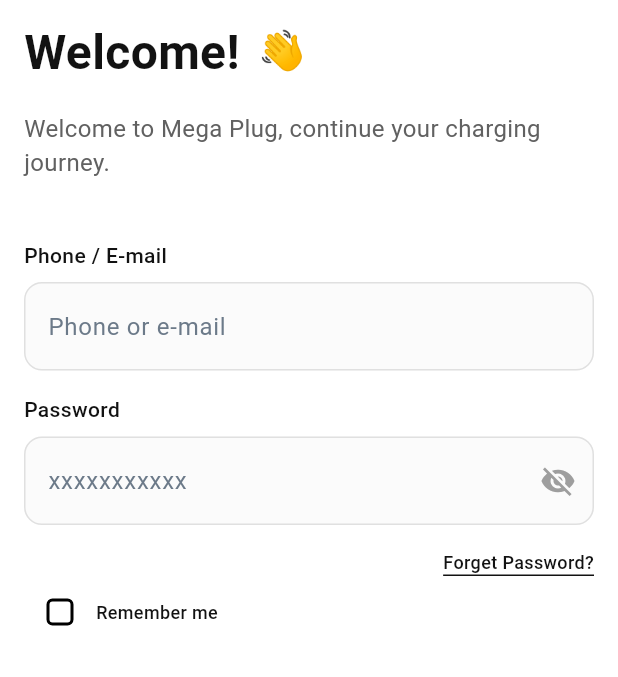
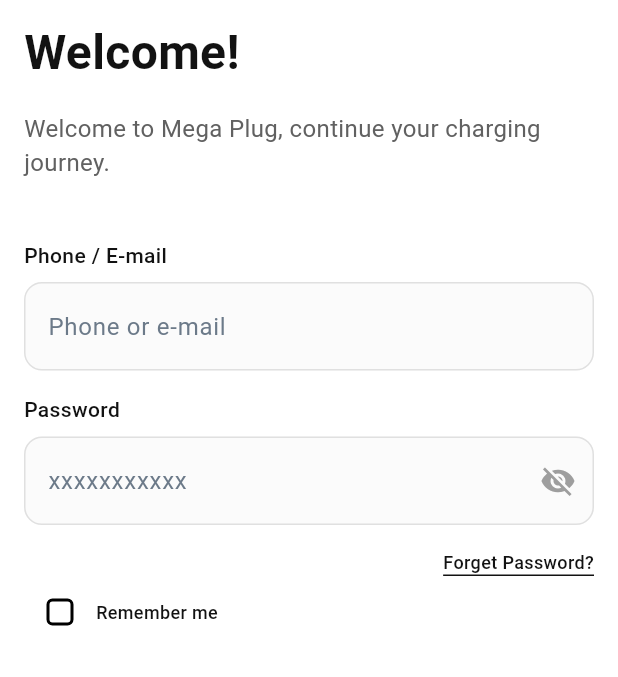
Before and after one commit to michaelsam94/mp-mobile, a Flutter app: the LoginScreenUI screen opened directly, on a phone screen of 412 x 824 dp, the part 117-794 px from its top. Run offline on Flutter 3.47's test engine with Material 3 defaults, Android fonts, the phone set to English and light mode, and no system bars; our stand-ins replace bloc, dio, dotted_border, firebase_core, firebase_messaging, flutter_bloc and 9 more; missing offline and left inert: mobile_scanner; accounts and stored records are empty; network calls fail; project files that could hold a hidden picture were left out.

Commit message:
Refactor: update login screen code

```diff
--- a/lib/presentation/auth/login/login_screen.dart
+++ b/lib/presentation/auth/login/login_screen.dart
@@ -48,10 +48,12 @@
                 children: [
                   SizedBox(height: 16),
                   SizedBox(height: 12),
-                  Image.asset("assets/icons/ic_black_word.png",width: 400,height: 50,),
+                  Image.asset(
+                    "assets/icons/ic_black_word.png",
+                    width: 400,
+                    height: 50,
+                  ),
                   SizedBox(height: 12),
-                  Row(
-                    children: [
                   Text(
                     'Welcome! ',
                     style: TextStyle(
@@ -59,10 +61,6 @@
                       fontWeight: FontWeight.bold,
                       color: Color(0xff121212),
                     ),
-                      ),
-                      SizedBox(width: 4),
-                      Text('👋', style: TextStyle(fontSize: 26)),
-                    ],
                   ),
                   SizedBox(height: 16),
                   Text(
```
Lines whose indentation alone changed are shown as unchanged.
